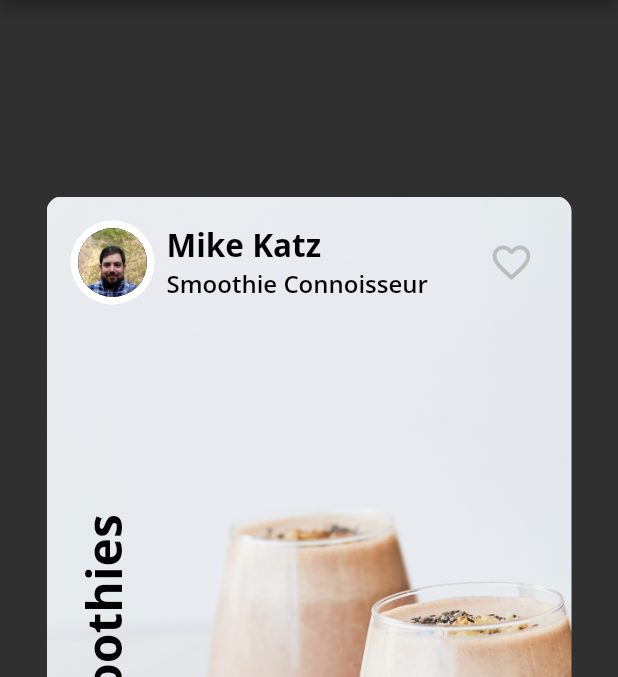
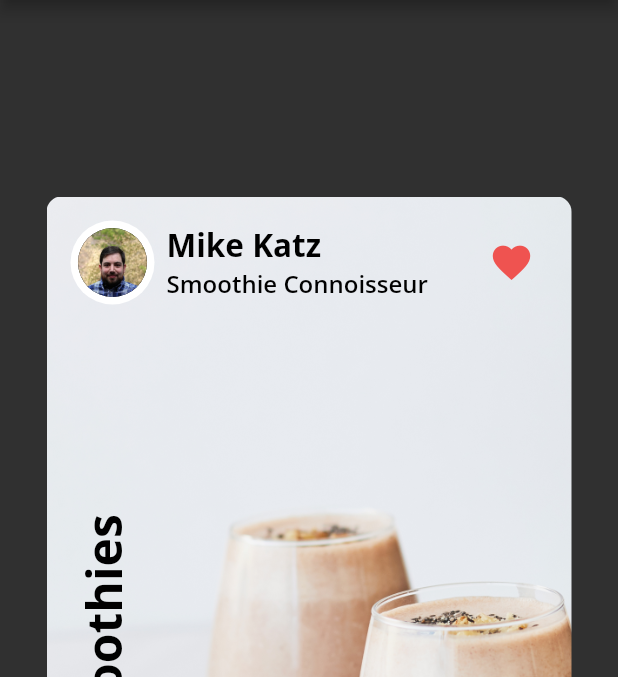
Before and after one commit to ZenasM/Flutter-Apprentice, a Flutter app: the screen it shows after launch, item 2 of the bottom bar chosen, after a tap on the "favorite outline" icon, on a phone screen of 412 x 824 dp, the part 84-761 px from its top. Run offline on Flutter 3.47's test engine with Material 2 defaults, Android fonts, the light colour scheme and no system bars; our stand-ins replace google_fonts; project files that could hold a hidden picture were left out.

Commit message:
Finished Chapter 4.

```diff
--- a/fooderlich/lib/author_card.dart
+++ b/fooderlich/lib/author_card.dart
@@ -2,7 +2,7 @@ import 'package:flutter/material.dart';
 import 'package:fooderlich/circle_image.dart';
 import 'package:fooderlich/fooderlich_theme.dart';
 
-class AuthorCard extends StatelessWidget {
+class AuthorCard extends StatefulWidget {
   final String authorName;
   final String title;
   final ImageProvider? imageProvider;
@@ -15,6 +15,13 @@ class AuthorCard extends StatelessWidget {
   }) : super(key: key);
 
   @override
+  State<AuthorCard> createState() => _AuthorCardState();
+}
+
+class _AuthorCardState extends State<AuthorCard> {
+  bool _isFavorited = false;
+
+  @override
   Widget build(BuildContext context) {
     return Container(
         padding: const EdgeInsets.all(16),
@@ -23,7 +30,8 @@ class AuthorCard extends StatelessWidget {
           children: [
             Row(
               children: [
-                CircleImage(imageProvider: imageProvider, imageRadius: 28),
+                CircleImage(
+                    imageProvider: widget.imageProvider, imageRadius: 28),
                 const SizedBox(
                   width: 8,
                 ),
@@ -31,11 +39,11 @@ class AuthorCard extends StatelessWidget {
                   crossAxisAlignment: CrossAxisAlignment.start,
                   children: [
                     Text(
-                      authorName,
+                      widget.authorName,
                       style: FooderlichTheme.lightTextTheme.headline2,
                     ),
                     Text(
-                      title,
+                      widget.title,
                       style: FooderlichTheme.lightTextTheme.headline3,
                     ),
                   ],
@@ -43,10 +51,13 @@ class AuthorCard extends StatelessWidget {
               ],
             ),
             IconButton(
-              icon: const Icon(Icons.favorite_border),
+              icon: Icon(_isFavorited ? Icons.favorite : Icons.favorite_border),
               iconSize: 30,
-              color: Colors.grey[400],
+              color: Colors.red[400],
               onPressed: () {
+                setState(() {
+                  _isFavorited = !_isFavorited;
+                });
                 const snackBar = SnackBar(
                   content: Text('Favorite pressed.'),
                 );
```
Also changed, not shown: 1 other file.
